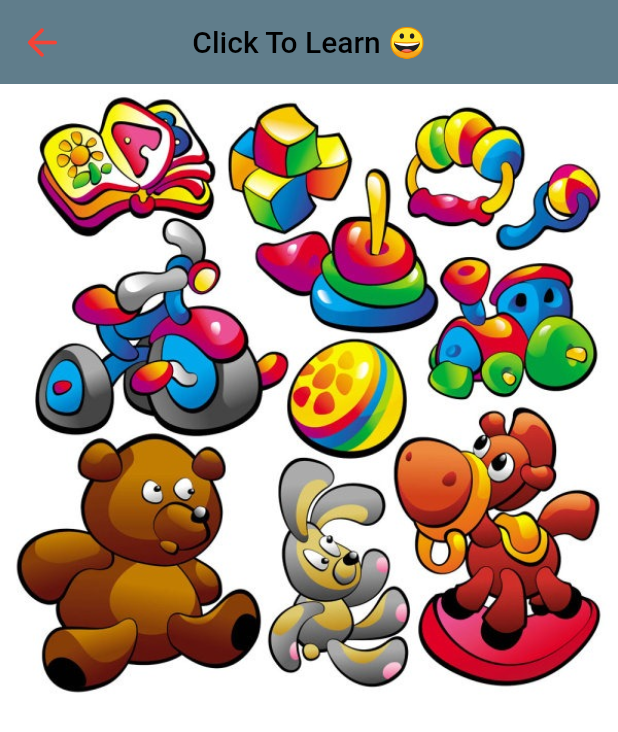
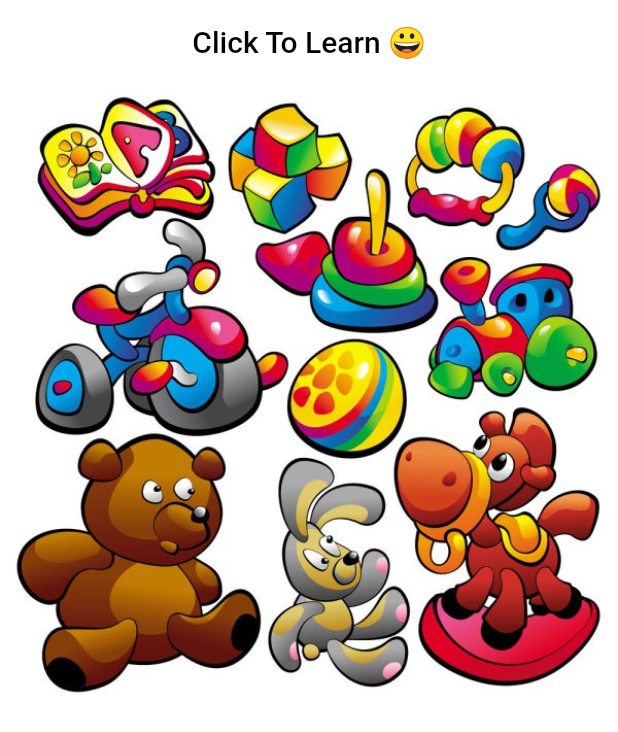
Before and after one commit to mohammad6202/elearningApp, a Flutter app: the screen it shows after launch, on a phone screen of 412 x 824 dp. Shown: the top 732 px of the screen. Run offline on Flutter 3.47's test engine with Material 2 defaults, Android fonts, the phone set to English and light mode, and no system bars; our stand-ins replace audioplayers, introduction_screen, shared_preferences, video_player; missing offline and left inert: syncfusion_flutter_pdfviewer.

Commit message:
Update game.dart
appbar textColor

```diff
--- a/lib/screens/game.dart
+++ b/lib/screens/game.dart
@@ -24,12 +24,11 @@ class _GameState extends State<Game> {
     return Scaffold(
       backgroundColor: Colors.white,
       appBar: AppBar(
-        leading: Icon(
-          Icons.arrow_back_rounded,
+        iconTheme: IconThemeData(
           size: 30,
           color: Colors.red,
         ),
-        backgroundColor: Colors.blueGrey,
+        backgroundColor: Colors.white,
         elevation: 0,
         title: Text(
           titleItemText.text,
```
